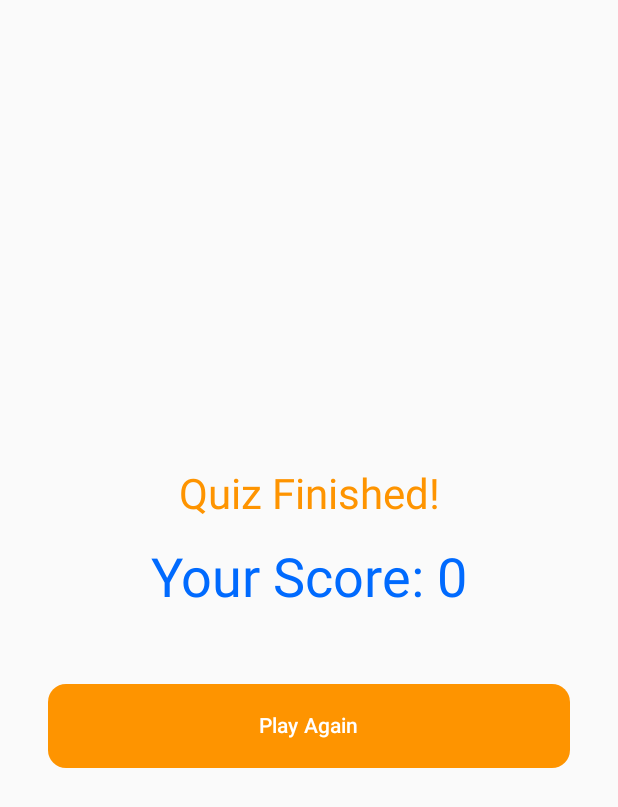
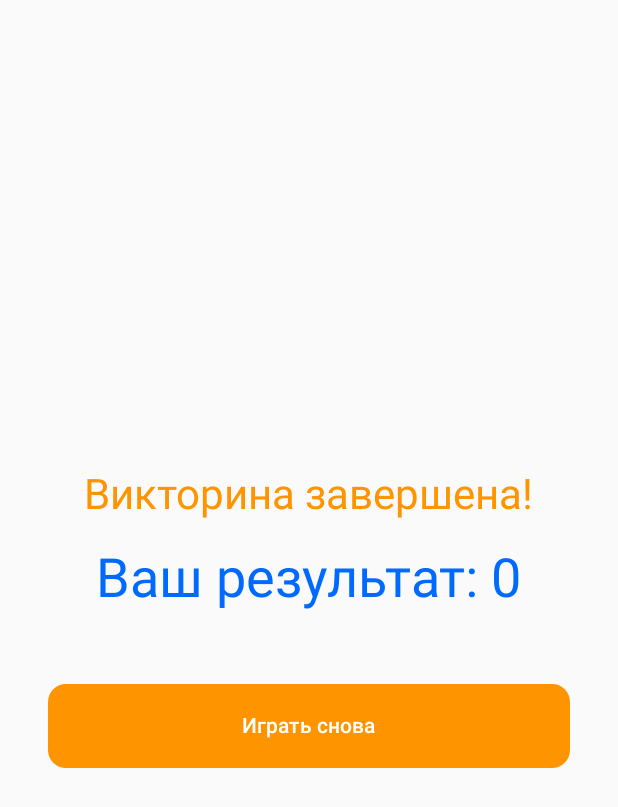
Before and after one commit to rng74/QuizApp, an Android app built with Jetpack Compose: the ResultScreen screen opened through its navigation route, on a phone screen of 412 x 824 dp. Shown: the top 807 px of the screen. Run offline under Robolectric (Android 15) with nearby library versions, the phone set to English and light mode, and no system bars; network calls fail.

Commit message:
added only opening for easier mods, translated to russian

```diff
--- a/app/src/main/java/kz/yers/quiz/repo/AnimeRepository.kt
+++ b/app/src/main/java/kz/yers/quiz/repo/AnimeRepository.kt
@@ -64,10 +64,10 @@ class AnimeRepository(
         isGreater: Boolean? = null
     ): List<QuizQuestion> {
         val shuffledAnimeList = animeList.filter {
-            if (rating != null && isGreater != null) {
-                if (isGreater) it.rating > rating
+            (if (rating != null && isGreater != null) {
+                if (isGreater) it.rating > rating && it.albumName.endsWith("OP")
                 else it.rating <= rating
-            } else true
+            } else true)
         }.shuffled().distinctBy { it.titleRu }
         val totalQuestions = minOf(numberOfQuestions, shuffledAnimeList.size)
         val questions = mutableListOf<QuizQuestion>()
--- a/app/src/main/res/values/strings.xml
+++ b/app/src/main/res/values/strings.xml
@@ -1,16 +1,16 @@
 <resources>
-    <string name="app_name">Quiz App</string>
-    <string name="with_poster">With Poster</string>
-    <string name="without_poster">Without Poster</string>
-    <string name="your_high_score_is">Your high score is: %1$s</string>
-    <string name="select_game_mode">Select Game Mode</string>
-    <string name="quiz_finished">Quiz Finished!</string>
-    <string name="your_score">Your Score: %1$s</string>
-    <string name="play_again">Play Again</string>
-    <string name="score">Score: %1$s</string>
-    <string name="correct">Correct!</string>
-    <string name="incorrect">Incorrect</string>
-    <string name="next_question">Next Question</string>
-    <string name="check_results">Check Results</string>
-    <string name="loading">Loading…</string>
+    <string name="app_name">Викторина</string>
+    <string name="with_poster">С постером</string>
+    <string name="without_poster">Без постера</string>
+    <string name="your_high_score_is">Ваш лучший счёт: %1$s</string>
+    <string name="select_game_mode">Выберите режим игры</string>
+    <string name="quiz_finished">Викторина завершена!</string>
+    <string name="your_score">Ваш результат: %1$s</string>
+    <string name="play_again">Играть снова</string>
+    <string name="score">Счёт: %1$s</string>
+    <string name="correct">Правильно!</string>
+    <string name="incorrect">Неправильно</string>
+    <string name="next_question">Следующий вопрос</string>
+    <string name="check_results">Проверить результаты</string>
+    <string name="loading">Загрузка…</string>
 </resources>
```
